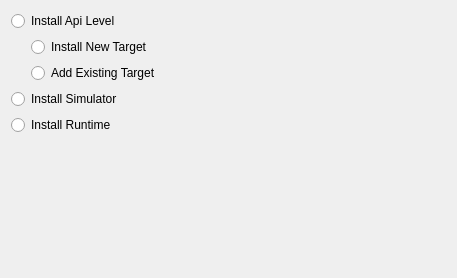
qt-creator/qt-creator, file src/plugins/qnx/blackberryinstallwizardoptionpage.ui: the form before one commit.
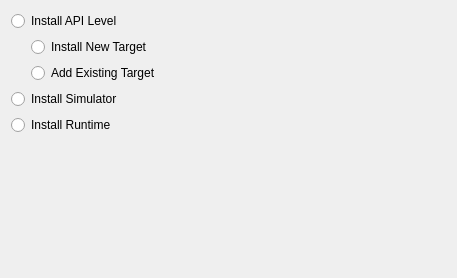
The form after the commit.

Commit message: Fix capitalization of API in QNX.

```diff
--- a/src/plugins/qnx/blackberryinstallwizardoptionpage.ui
+++ b/src/plugins/qnx/blackberryinstallwizardoptionpage.ui
@@ -19,7 +19,7 @@
      <item>
       <widget class="QRadioButton" name="apiLevelButton">
        <property name="text">
-        <string>Install Api Level</string>
+        <string>Install API Level</string>
        </property>
       </widget>
      </item>
```
The commit also changes 1 other file.
